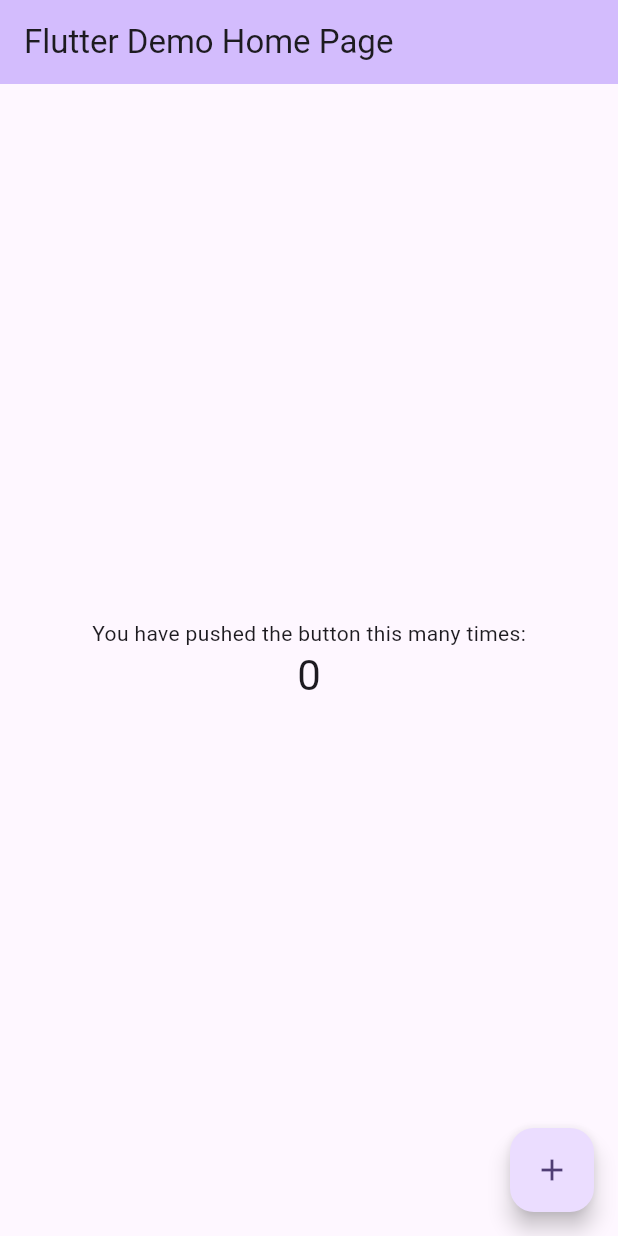
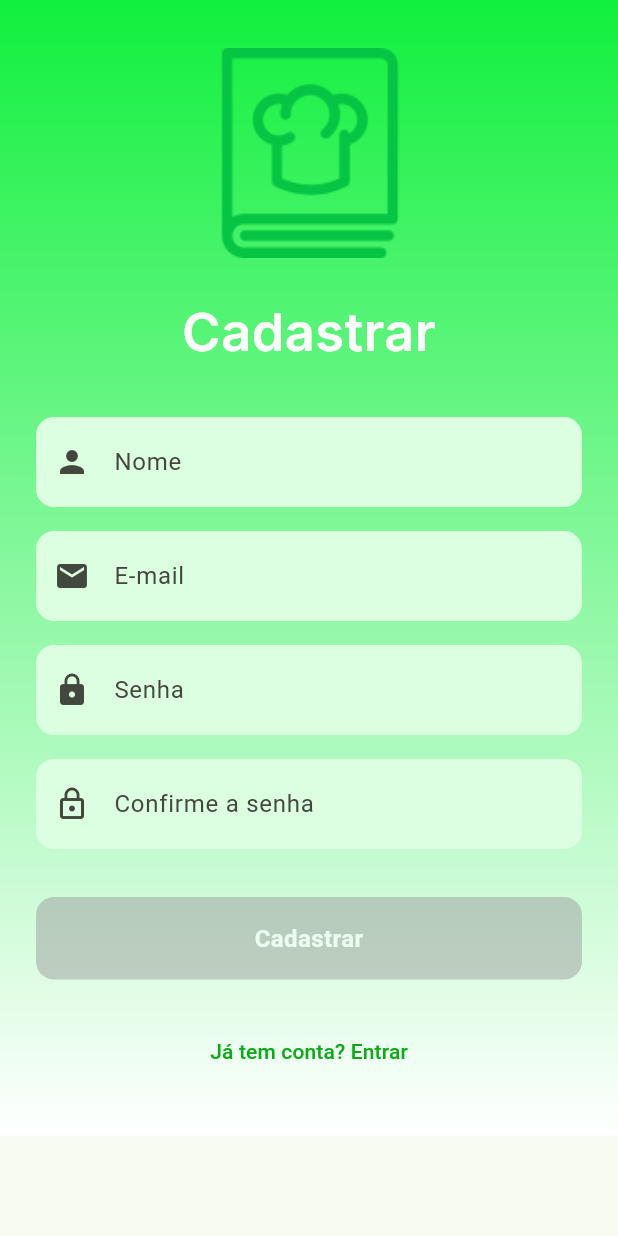
Before and after one commit to NelsonFelipe/receitop-mobile-flutter, a Flutter app: the screen it shows after launch, on a phone screen of 412 x 824 dp. Run offline on Flutter 3.47's test engine with Material 3 defaults, Android fonts, the phone set to English and light mode, and no system bars; our stand-ins replace google_fonts.

Commit message:
feat:completed the draft of the registration screen.

```diff
--- /dev/null
+++ b/lib/common/widgets/gradient_button.dart
@@ -0,0 +1,48 @@
+import 'package:flutter/material.dart';
+
+
+class GradientButton extends StatelessWidget {
+  final String label;
+  final bool enabled;
+  final VoidCallback onPressed;
+
+  const GradientButton({
+    required this.label,
+    this.enabled = true,
+    required this.onPressed,
+    Key? key,
+  }) : super(key: key);
+
+  @override
+  Widget build(BuildContext context) {
+    return Opacity(
+      opacity: enabled ? 1 : 0.5,
+      child: InkWell(
+        onTap: enabled ? onPressed : null,
+        borderRadius: BorderRadius.circular(12),
+        child: Container(
+          width: double.infinity,
+          padding: const EdgeInsets.symmetric(vertical: 16),
+          decoration: BoxDecoration(
+            gradient: enabled
+                ? LinearGradient(
+                    colors: [const Color.fromARGB(255, 39, 128, 63), const Color.fromARGB(255, 29, 223, 42)],
+                  )
+                : null,
+            color: enabled ? null : Colors.grey,
+            borderRadius: BorderRadius.circular(12),
+          ),
+          alignment: Alignment.center,
+          child: Text(
+            label,
+            style: const TextStyle(
+              color: Colors.white,
+              fontWeight: FontWeight.w600,
+              fontSize: 16,
+            ),
+          ),
+        ),
+      ),
+    );
+  }
+}
--- /dev/null
+++ b/lib/features/auth/register/register_controller.dart
@@ -0,0 +1,35 @@
+// lib/features/auth/register/register_controller.dart
+import 'package:flutter/foundation.dart';
+
+class RegisterController extends ChangeNotifier {
+  String name = '';
+  String email = '';
+  String password = '';
+  String confirmPassword = '';
+
+  void updateName(String v) {
+    name = v;
+    notifyListeners();
+  }
+
+  void updateEmail(String v) {
+    email = v;
+    notifyListeners();
+  }
+
+  void updatePassword(String v) {
+    password = v;
+    notifyListeners();
+  }
+
+  void updateConfirmPassword(String v) {
+    confirmPassword = v;
+    notifyListeners();
+  }
+
+  bool get canSubmit =>
+    name.isNotEmpty &&
+    email.contains('@') &&
+    password.length >= 6 &&
+    password == confirmPassword;
+}
--- /dev/null
+++ b/lib/features/auth/register/register_page.dart
@@ -0,0 +1,126 @@
+import 'package:flutter/material.dart';
+import 'package:provider/provider.dart';
+import 'package:google_fonts/google_fonts.dart';
+
+import 'register_controller.dart';
+import 'widgets/input_field.dart';
+import '../../../common/widgets/gradient_button.dart';
+
+class RegisterPage extends StatelessWidget {
+  const RegisterPage({Key? key}) : super(key: key);
+
+  @override
+  Widget build(BuildContext context) {
+    final ctrl = context.watch<RegisterController>();
+
+    return Scaffold(
+      // removemos o appBar default para deixar o gradiente chegar ao topo
+      body: Container(
+        decoration: BoxDecoration(
+          gradient: LinearGradient(
+            begin: Alignment.topCenter,
+            end: Alignment.bottomCenter,
+            colors: [
+              const Color.fromARGB(255, 17, 240, 62),
+              Colors.white,
+            ],
+          ),
+        ),
+        child: SafeArea(
+          child: SingleChildScrollView(
+            padding: const EdgeInsets.symmetric(horizontal: 24, vertical: 32),
+            child: Column(
+              crossAxisAlignment: CrossAxisAlignment.stretch,
+              children: [
+                // 1) Ilustração ou logo
+                SizedBox(
+                  height: 140,
+                  child: Image.asset(
+                    'assets/images/logo.png',
+                    fit: BoxFit.contain,
+                  ),
+                ),
+                const SizedBox(height: 24),
+
+                // 2) Título mais destacado
+                Text(
+                  'Cadastrar',
+                  textAlign: TextAlign.center,
+                  style: GoogleFonts.inter(
+                    fontSize: 35,
+                    fontWeight: FontWeight.w600,
+                    color: const Color.fromARGB(255, 255, 255, 255),
+                  ),
+                ),
+                const SizedBox(height: 32),
+
+                // 3) Campos de input com ícones e fundo branco
+                InputField(
+                  label: 'Nome',
+                  prefixIcon: Icons.person,
+                  onChanged: ctrl.updateName,
+                ),
+                const SizedBox(height: 16),
+
+                InputField(
+                  label: 'E‑mail',
+                  prefixIcon: Icons.email,
+                  keyboardType: TextInputType.emailAddress,
+                  onChanged: ctrl.updateEmail,
+                ),
+                const SizedBox(height: 16),
+
+                InputField(
+                  label: 'Senha',
+                  prefixIcon: Icons.lock,
+                  obscureText: true,
+                  onChanged: ctrl.updatePassword,
+                ),
+                const SizedBox(height: 16),
+
+                InputField(
+                  label: 'Confirme a senha',
+                  prefixIcon: Icons.lock_outline,
+                  obscureText: true,
+                  onChanged: ctrl.updateConfirmPassword,
+                ),
+                const SizedBox(height: 32),
+
+                // 4) Botão com gradiente
+                GradientButton(
+                  label: 'Cadastrar',
+                  enabled: ctrl.canSubmit,
+                  onPressed: () {
+                    showDialog(
+                      context: context,
+                      builder: (_) => AlertDialog(
+                        title: const Text('Sucesso'),
+                        content: const Text('Cadastro simulado concluído!'),
+                        actions: [
+                          TextButton(
+                            onPressed: () => Navigator.pop(context),
+                            child: const Text('OK'),
+                          )
+                        ],
+                      ),
+                    );
+                  },
+                ),
+                const SizedBox(height: 24),
+
+                // 5) Link de navegação para login
+                TextButton(
+                  onPressed: () => Navigator.pushNamed(context, '/login'),
+                  child: Text(
+                    'Já tem conta? Entrar',
+                    style: TextStyle(color: const Color.fromARGB(255, 12, 169, 25)),
+                  ),
+                ),
+              ],
+            ),
+          ),
+        ),
+      ),
+    );
+  }
+}
--- /dev/null
+++ b/lib/features/auth/register/widgets/input_field.dart
@@ -0,0 +1,47 @@
+// lib/features/auth/register/widgets/input_field.dart
+import 'package:flutter/material.dart';
+
+class InputField extends StatelessWidget {
+  final String label;
+  final bool obscureText;
+  final TextInputType keyboardType;
+  final IconData? prefixIcon;
+  final ValueChanged<String> onChanged;
+
+  const InputField({
+    required this.label,
+    this.obscureText = false,
+    this.keyboardType = TextInputType.text,
+    this.prefixIcon,
+    required this.onChanged,
+    Key? key,
+  }) : super(key: key);
+
+  @override
+  Widget build(BuildContext context) {
+    return TextField(
+      onChanged: onChanged,
+      obscureText: obscureText,
+      keyboardType: keyboardType,
+      decoration: InputDecoration(
+        labelText: label,
+        prefixIcon: prefixIcon != null ? Icon(prefixIcon) : null,
+        filled: true,
+        fillColor: const Color.fromARGB(255, 221, 255, 225),
+        contentPadding: const EdgeInsets.fromLTRB(16, 20, 16, 16),
+        border: OutlineInputBorder(
+          borderRadius: BorderRadius.circular(12),
+          borderSide: const BorderSide(color: Colors.transparent),
+        ),
+        enabledBorder: OutlineInputBorder(
+          borderRadius: BorderRadius.circular(12),
+          borderSide: const BorderSide(color: Colors.transparent),
+        ),
+        focusedBorder: OutlineInputBorder(
+          borderRadius: BorderRadius.circular(12),
+          borderSide: BorderSide(color: const Color.fromARGB(255, 7, 146, 46), width: 1.5),
+        ),
+      ),
+    );
+  }
+}
--- /dev/null
+++ b/lib/features/auth/register/widgets/submit_button.dart
@@ -0,0 +1,31 @@
+// lib/features/auth/register/widgets/submit_button.dart
+import 'package:flutter/material.dart';
+
+class SubmitButton extends StatelessWidget {
+  final String label;
+  final bool enabled;
+  final VoidCallback onPressed;
+
+  const SubmitButton({
+    required this.label,
+    this.enabled = true,
+    required this.onPressed,
+  });
+
+  @override
+  Widget build(BuildContext context) {
+    return SizedBox(
+      width: double.infinity,
+      child: ElevatedButton(
+        onPressed: enabled ? onPressed : null,
+        style: ElevatedButton.styleFrom(
+          padding: const EdgeInsets.symmetric(vertical: 16),
+          shape: RoundedRectangleBorder(
+            borderRadius: BorderRadius.circular(8),
+          ),
+        ),
+        child: Text(label),
+      ),
+    );
+  }
+}
--- a/lib/main.dart
+++ b/lib/main.dart
@@ -1,122 +1,38 @@
 import 'package:flutter/material.dart';
+import 'package:provider/provider.dart';
+
+// Auth
+import 'features/auth/register/register_controller.dart';
+import 'features/auth/register/register_page.dart';
+
 
 void main() {
-  runApp(const MyApp());
+  runApp(
+    MultiProvider(
+      providers: [
+        ChangeNotifierProvider(create: (_) => RegisterController()),
+      ],
+      child: const MyApp(),
+    ),
+  );
 }
 
 class MyApp extends StatelessWidget {
   const MyApp({super.key});
 
-  // This widget is the root of your application.
   @override
   Widget build(BuildContext context) {
     return MaterialApp(
-      title: 'Flutter Demo',
+      title: 'Receitop',
       theme: ThemeData(
-        // This is the theme of your application.
-        //
-        // TRY THIS: Try running your application with "flutter run". You'll see
-        // the application has a purple toolbar. Then, without quitting the app,
-        // try changing the seedColor in the colorScheme below to Colors.green
-        // and then invoke "hot reload" (save your changes or press the "hot
-        // reload" button in a Flutter-supported IDE, or press "r" if you used
-        // the command line to start the app).
-        //
-        // Notice that the counter didn't reset back to zero; the application
-        // state is not lost during the reload. To reset the state, use hot
-        // restart instead.
-        //
-        // This works for code too, not just values: Most code changes can be
-        // tested with just a hot reload.
-        colorScheme: ColorScheme.fromSeed(seedColor: Colors.deepPurple),
+        colorScheme: ColorScheme.fromSeed(seedColor: const Color.fromARGB(255, 11, 170, 8)),
       ),
-      home: const MyHomePage(title: 'Flutter Demo Home Page'),
+
+      home: const RegisterPage(),
+      initialRoute: '/register',
+      routes: {
+        '/register': (context) => const RegisterPage(),
+      }
     );
   }
 }
-
-class MyHomePage extends StatefulWidget {
-  const MyHomePage({super.key, required this.title});
-
-  // This widget is the home page of your application. It is stateful, meaning
-  // that it has a State object (defined below) that contains fields that affect
-  // how it looks.
-
-  // This class is the configuration for the state. It holds the values (in this
-  // case the title) provided by the parent (in this case the App widget) and
-  // used by the build method of the State. Fields in a Widget subclass are
-  // always marked "final".
-
-  final String title;
-
-  @override
-  State<MyHomePage> createState() => _MyHomePageState();
-}
-
-class _MyHomePageState extends State<MyHomePage> {
-  int _counter = 0;
-
-  void _incrementCounter() {
-    setState(() {
-      // This call to setState tells the Flutter framework that something has
-      // changed in this State, which causes it to rerun the build method below
-      // so that the display can reflect the updated values. If we changed
-      // _counter without calling setState(), then the build method would not be
-      // called again, and so nothing would appear to happen.
-      _counter++;
-    });
-  }
-
-  @override
-  Widget build(BuildContext context) {
-    // This method is rerun every time setState is called, for instance as done
-    // by the _incrementCounter method above.
-    //
-    // The Flutter framework has been optimized to make rerunning build methods
-    // fast, so that you can just rebuild anything that needs updating rather
-    // than having to individually change instances of widgets.
-    return Scaffold(
-      appBar: AppBar(
-        // TRY THIS: Try changing the color here to a specific color (to
-        // Colors.amber, perhaps?) and trigger a hot reload to see the AppBar
-        // change color while the other colors stay the same.
-        backgroundColor: Theme.of(context).colorScheme.inversePrimary,
-        // Here we take the value from the MyHomePage object that was created by
-        // the App.build method, and use it to set our appbar title.
-        title: Text(widget.title),
-      ),
-      body: Center(
-        // Center is a layout widget. It takes a single child and positions it
-        // in the middle of the parent.
-        child: Column(
-          // Column is also a layout widget. It takes a list of children and
-          // arranges them vertically. By default, it sizes itself to fit its
-          // children horizontally, and tries to be as tall as its parent.
-          //
-          // Column has various properties to control how it sizes itself and
-          // how it positions its children. Here we use mainAxisAlignment to
-          // center the children vertically; the main axis here is the vertical
-          // axis because Columns are vertical (the cross axis would be
-          // horizontal).
-          //
-          // TRY THIS: Invoke "debug painting" (choose the "Toggle Debug Paint"
-          // action in the IDE, or press "p" in the console), to see the
-          // wireframe for each widget.
-          mainAxisAlignment: MainAxisAlignment.center,
-          children: <Widget>[
-            const Text('You have pushed the button this many times:'),
-            Text(
-              '$_counter',
-              style: Theme.of(context).textTheme.headlineMedium,
-            ),
-          ],
-        ),
-      ),
-      floatingActionButton: FloatingActionButton(
-        onPressed: _incrementCounter,
-        tooltip: 'Increment',
-        child: const Icon(Icons.add),
-      ), // This trailing comma makes auto-formatting nicer for build methods.
-    );
-  }
-}
```
Also changed, not shown: pubspec.yaml (+18 -67 lines), assets/images/foto_perfil.jpeg (added), assets/images/logo.png (added), assets/images/silly.png (added), pubspec.lock, 1 other file.
